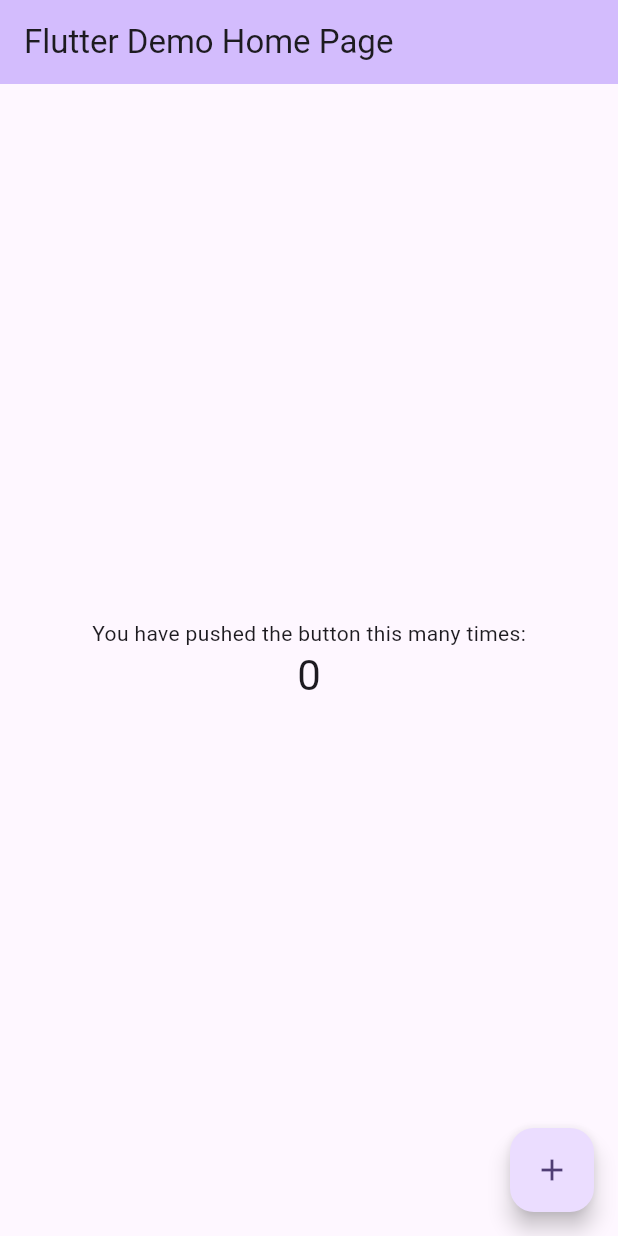
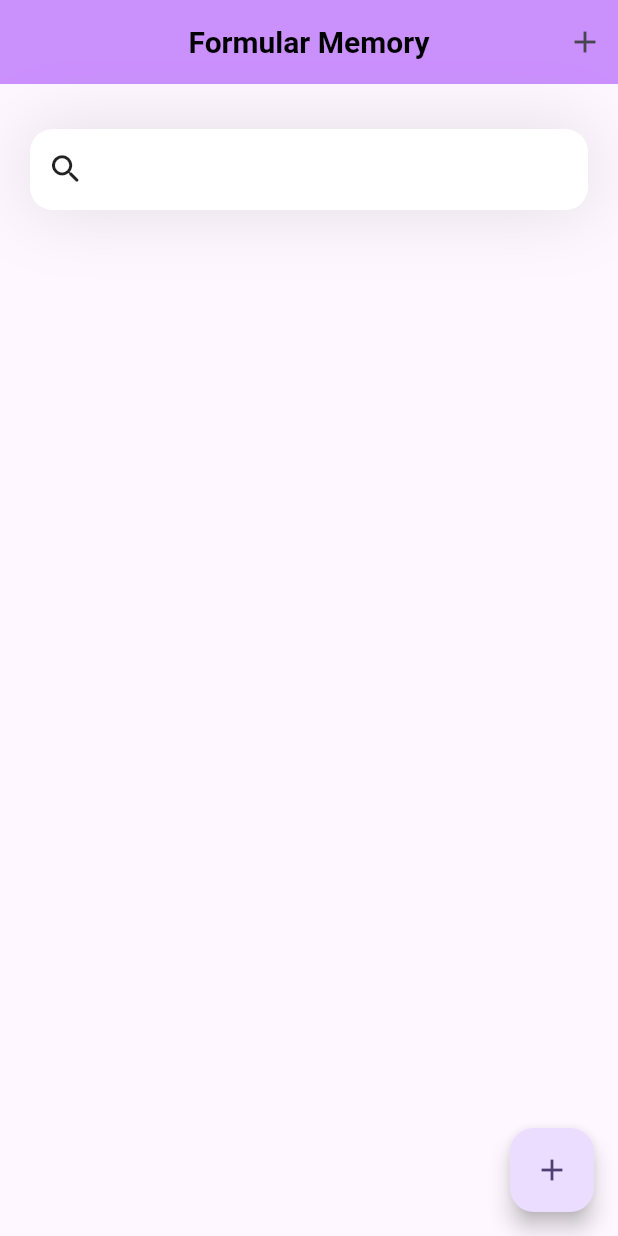
Before and after one commit to Besutodesuka/Formem, a Flutter app: the screen it shows after launch, on a phone screen of 412 x 824 dp. Run offline on Flutter 3.47's test engine with Material 2 defaults, Android fonts, the phone set to English and light mode, and no system bars; our stand-ins replace go_router.

Commit message:
feat: create home and add screen

```diff
--- a/lib/main.dart
+++ b/lib/main.dart
@@ -1,4 +1,9 @@
 import 'package:flutter/material.dart';
+import 'package:formem/pages/add_formular.dart';
+import 'package:formem/pages/home.dart';
+import 'package:go_router/go_router.dart';
+
+import 'pages/home.dart';
 
 void main() {
   runApp(const MyApp());
@@ -11,115 +16,18 @@ class MyApp extends StatelessWidget {
   @override
   Widget build(BuildContext context) {
     return MaterialApp(
+      debugShowCheckedModeBanner: false,
       title: 'Flutter Demo',
       theme: ThemeData(
-        // This is the theme of your application.
-        //
-        // TRY THIS: Try running your application with "flutter run". You'll see
-        // the application has a blue toolbar. Then, without quitting the app,
-        // try changing the seedColor in the colorScheme below to Colors.green
-        // and then invoke "hot reload" (save your changes or press the "hot
-        // reload" button in a Flutter-supported IDE, or press "r" if you used
-        // the command line to start the app).
-        //
-        // Notice that the counter didn't reset back to zero; the application
-        // state is not lost during the reload. To reset the state, use hot
-        // restart instead.
-        //
-        // This works for code too, not just values: Most code changes can be
-        // tested with just a hot reload.
         colorScheme: ColorScheme.fromSeed(seedColor: Colors.deepPurple),
         useMaterial3: true,
       ),
-      home: const MyHomePage(title: 'Flutter Demo Home Page'),
+      home: HomePage(),
     );
   }
+
+  // GoRouter router = GoRouter(routes: [
+  //   GoRoute(path: '/', builder: (context, state) => HomePage()),
+  //   GoRoute(path: '/addformular', builder: (context, state) => AddFormula())
+  // ]);
 }
-
-class MyHomePage extends StatefulWidget {
-  const MyHomePage({super.key, required this.title});
-
-  // This widget is the home page of your application. It is stateful, meaning
-  // that it has a State object (defined below) that contains fields that affect
-  // how it looks.
-
-  // This class is the configuration for the state. It holds the values (in this
-  // case the title) provided by the parent (in this case the App widget) and
-  // used by the build method of the State. Fields in a Widget subclass are
-  // always marked "final".
-
-  final String title;
-
-  @override
-  State<MyHomePage> createState() => _MyHomePageState();
-}
-
-class _MyHomePageState extends State<MyHomePage> {
-  int _counter = 0;
-
-  void _incrementCounter() {
-    setState(() {
-      // This call to setState tells the Flutter framework that something has
-      // changed in this State, which causes it to rerun the build method below
-      // so that the display can reflect the updated values. If we changed
-      // _counter without calling setState(), then the build method would not be
-      // called again, and so nothing would appear to happen.
-      _counter++;
-    });
-  }
-
-  @override
-  Widget build(BuildContext context) {
-    // This method is rerun every time setState is called, for instance as done
-    // by the _incrementCounter method above.
-    //
-    // The Flutter framework has been optimized to make rerunning build methods
-    // fast, so that you can just rebuild anything that needs updating rather
-    // than having to individually change instances of widgets.
-    return Scaffold(
-      appBar: AppBar(
-        // TRY THIS: Try changing the color here to a specific color (to
-        // Colors.amber, perhaps?) and trigger a hot reload to see the AppBar
-        // change color while the other colors stay the same.
-        backgroundColor: Theme.of(context).colorScheme.inversePrimary,
-        // Here we take the value from the MyHomePage object that was created by
-        // the App.build method, and use it to set our appbar title.
-        title: Text(widget.title),
-      ),
-      body: Center(
-        // Center is a layout widget. It takes a single child and positions it
-        // in the middle of the parent.
-        child: Column(
-          // Column is also a layout widget. It takes a list of children and
-          // arranges them vertically. By default, it sizes itself to fit its
-          // children horizontally, and tries to be as tall as its parent.
-          //
-          // Column has various properties to control how it sizes itself and
-          // how it positions its children. Here we use mainAxisAlignment to
-          // center the children vertically; the main axis here is the vertical
-          // axis because Columns are vertical (the cross axis would be
-          // horizontal).
-          //
-          // TRY THIS: Invoke "debug painting" (choose the "Toggle Debug Paint"
-          // action in the IDE, or press "p" in the console), to see the
-          // wireframe for each widget.
-          mainAxisAlignment: MainAxisAlignment.center,
-          children: <Widget>[
-            const Text(
-              'You have pushed the button this many times:',
-            ),
-            Text(
-              '$_counter',
-              style: Theme.of(context).textTheme.headlineMedium,
-            ),
-          ],
-        ),
-      ),
-      floatingActionButton: FloatingActionButton(
-        onPressed: _incrementCounter,
-        tooltip: 'Increment',
-        child: const Icon(Icons.add),
-      ), // This trailing comma makes auto-formatting nicer for build methods.
-    );
-  }
-}
--- /dev/null
+++ b/lib/pages/home.dart
@@ -0,0 +1,73 @@
+import 'package:flutter/material.dart';
+import 'package:formem/pages/add_formular.dart';
+
+class HomePage extends StatelessWidget {
+  const HomePage({super.key});
+
+  @override
+  Widget build(BuildContext context) {
+    return Scaffold(
+      appBar: homeAppbar(),
+      body: Column(children: [
+        Container(
+          margin: const EdgeInsets.only(top: 30, left: 20, right: 20),
+          decoration: const BoxDecoration(boxShadow: [
+            BoxShadow(
+                color: Color.fromRGBO(0, 0, 0, 0.11),
+                blurRadius: 40,
+                spreadRadius: 0.0)
+          ]),
+          child: TextField(
+            decoration: InputDecoration(
+                contentPadding: const EdgeInsets.all(15),
+                prefixIcon: const Icon(
+                  Icons.search_rounded,
+                  color: Colors.black87,
+                  size: 25.0,
+                ),
+                filled: true,
+                fillColor: Colors.white,
+                border: OutlineInputBorder(
+                    borderRadius: BorderRadius.circular(15),
+                    borderSide: BorderSide.none)),
+          ),
+        ),
+        // scroll view
+      ]),
+      floatingActionButton: FloatingActionButton(
+        tooltip: 'press here to add more formula',
+        onPressed: () {
+          Navigator.of(context).push(
+            MaterialPageRoute(builder: (context) => AddFormula()),
+          );
+        },
+        child: const Icon(Icons.add),
+      ),
+    );
+  }
+
+  AppBar homeAppbar() {
+    return AppBar(
+      title: const Text(
+        'Formular Memory',
+        style: TextStyle(
+            color: Colors.black, fontSize: 20, fontWeight: FontWeight.bold),
+      ),
+      backgroundColor: const Color.fromRGBO(169, 78, 250, 0.612),
+      centerTitle: true,
+      actions: [
+        GestureDetector(
+          child: Container(
+            margin: EdgeInsets.all(10),
+            alignment: Alignment.center,
+            child: Icon(Icons.add),
+            decoration: BoxDecoration(borderRadius: BorderRadius.circular(10)),
+          ),
+          onTap: () {
+            // pop up create tag
+          },
+        )
+      ],
+    );
+  }
+}
--- a/pubspec.yaml
+++ b/pubspec.yaml
@@ -35,6 +35,7 @@ dependencies:
   # The following adds the Cupertino Icons font to your application.
   # Use with the CupertinoIcons class for iOS style icons.
   cupertino_icons: ^1.0.2
+  go_router: ^9.0.1
 
 dev_dependencies:
   flutter_test:
```
Also changed, not shown: lib/pages/add_formular.dart (added, +74 -0 lines), pubspec.lock.
